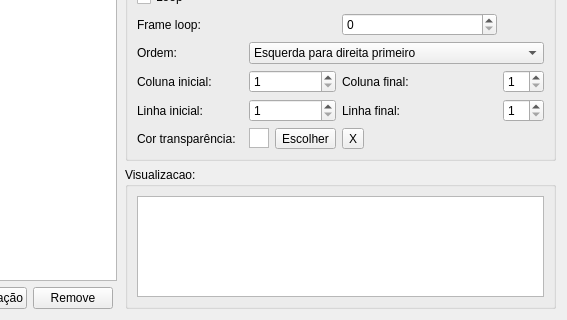
Qt form src_editor/configsanimations.ui (igoratsok/Gameka) before a commit; both pictures show x 94 to 661 and y 218 to 538 of the 661 by 538 pixel window.
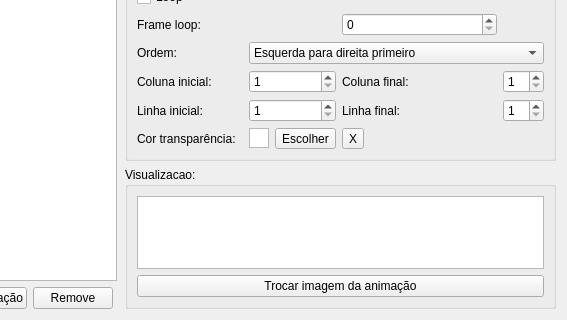
The same form after that commit.

Commit message: Addding a button to change the animation file.

```diff
--- a/src_editor/configsanimations.ui
+++ b/src_editor/configsanimations.ui
@@ -249,6 +249,13 @@
         </property>
        </widget>
       </item>
+      <item row="1" column="0">
+       <widget class="QPushButton" name="pushButtonChangeImage">
+        <property name="text">
+         <string>Trocar imagem da animação</string>
+        </property>
+       </widget>
+      </item>
      </layout>
     </widget>
    </item>
```
The commit also changes 6 other files.
